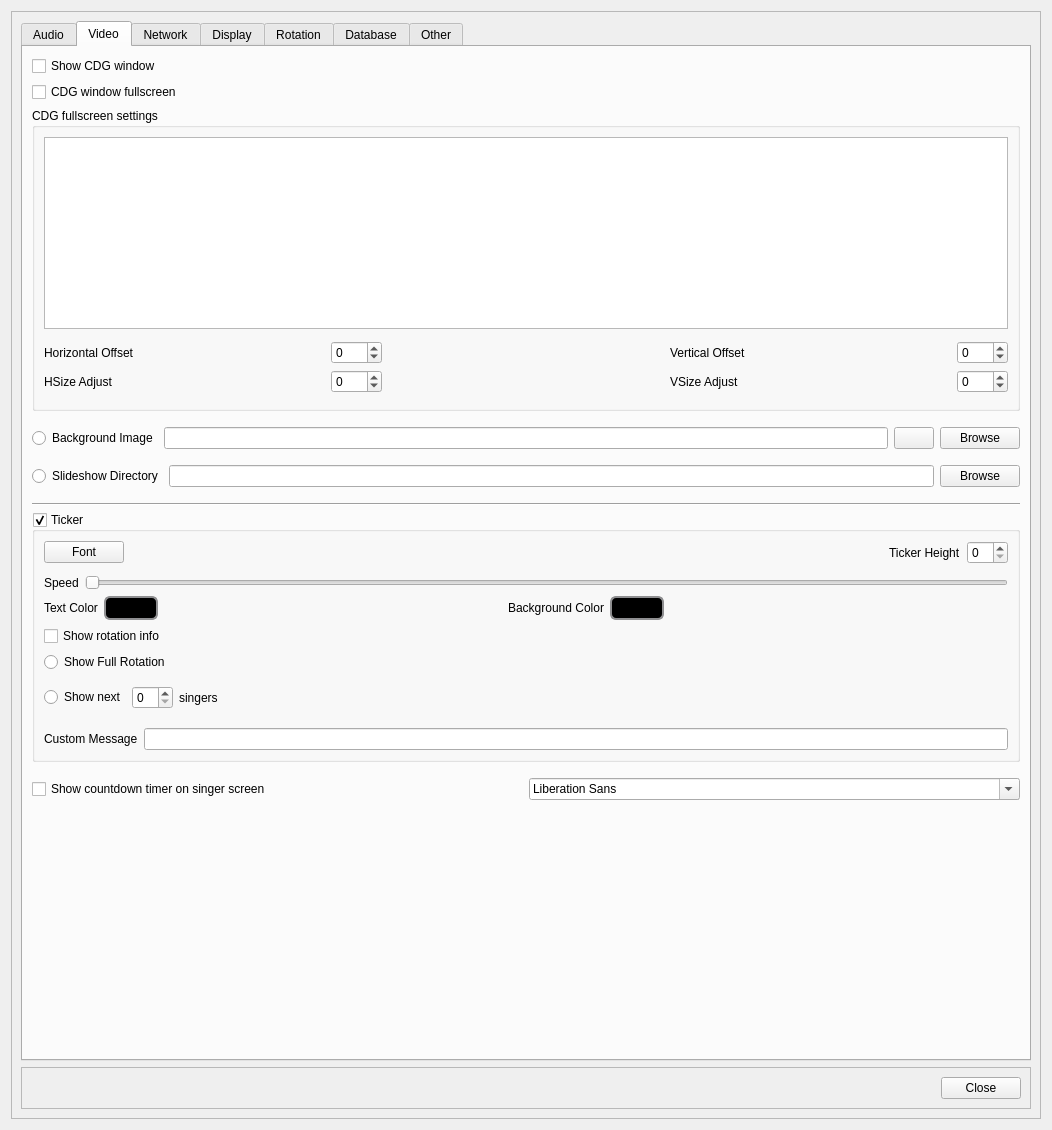
OpenKJ/OpenKJ, file OpenKJ/dlgsettings.ui: the form before one commit.
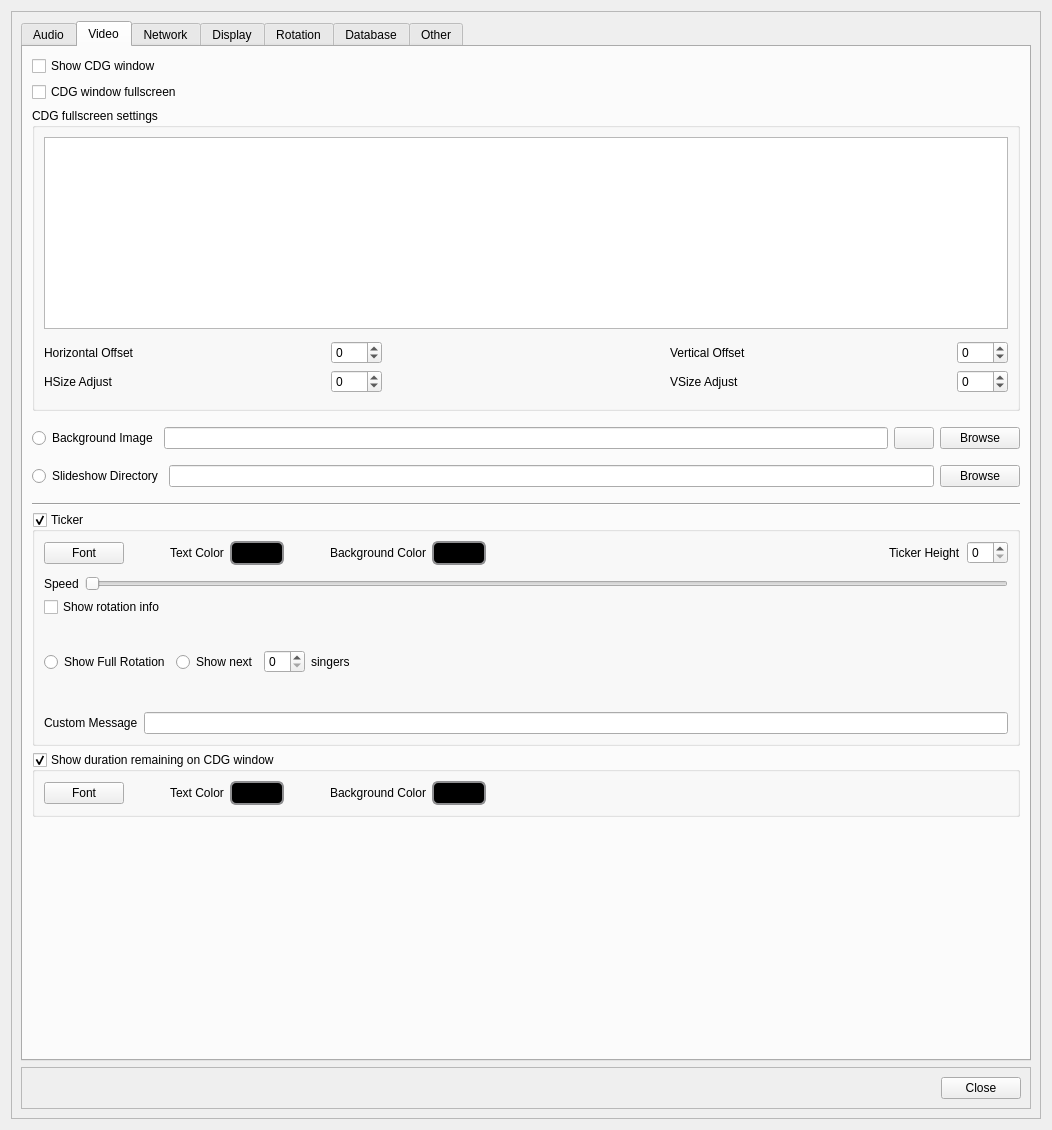
The form after the commit. Icons and pictures are not drawn.

Commit message: FR - Add optional remaining duration display on CDG window

Patch:
```diff
--- a/OpenKJ/dlgsettings.ui
+++ b/OpenKJ/dlgsettings.ui
@@ -504,6 +504,126 @@
                    <property name="orientation">
                     <enum>Qt::Horizontal</enum>
                    </property>
+                   <property name="sizeType">
+                    <enum>QSizePolicy::Fixed</enum>
+                   </property>
+                   <property name="sizeHint" stdset="0">
+                    <size>
+                     <width>40</width>
+                     <height>20</height>
+                    </size>
+                   </property>
+                  </spacer>
+                 </item>
+                 <item>
+                  <widget class="QLabel" name="label_3">
+                   <property name="text">
+                    <string>Text Color</string>
+                   </property>
+                  </widget>
+                 </item>
+                 <item>
+                  <widget class="QPushButton" name="pushButtonTextColor">
+                   <property name="styleSheet">
+                    <string notr="true">QPushButton {
+    border: 2px solid #8f8f91;
+    border-radius: 6px;
+    background-color: rgb(0,0,0);
+    min-width: 40px;
+    padding-left: 5px;
+    padding-right: 5px;
+    padding-top: 3px;
+    padding-bottom: 3px;
+}
+
+QPushButton:pressed {
+    background-color: rgb(0,0,0);
+}
+
+QPushButton:flat {
+    border: none; /* no border for a flat push button */
+}
+
+QPushButton:default {
+    border-color: navy; /* make the default button prominent */
+}</string>
+                   </property>
+                   <property name="text">
+                    <string/>
+                   </property>
+                   <property name="autoDefault">
+                    <bool>false</bool>
+                   </property>
+                   <property name="flat">
+                    <bool>false</bool>
+                   </property>
+                  </widget>
+                 </item>
+                 <item>
+                  <spacer name="horizontalSpacer_3">
+                   <property name="orientation">
+                    <enum>Qt::Horizontal</enum>
+                   </property>
+                   <property name="sizeType">
+                    <enum>QSizePolicy::Fixed</enum>
+                   </property>
+                   <property name="sizeHint" stdset="0">
+                    <size>
+                     <width>40</width>
+                     <height>20</height>
+                    </size>
+                   </property>
+                  </spacer>
+                 </item>
+                 <item>
+                  <widget class="QLabel" name="label_4">
+                   <property name="text">
+                    <string>Background Color</string>
+                   </property>
+                  </widget>
+                 </item>
+                 <item>
+                  <widget class="QPushButton" name="pushButtonBgColor">
+                   <property name="styleSheet">
+                    <string notr="true">QPushButton {
+    border: 2px solid #8f8f91;
+    border-radius: 6px;
+    background-color: rgb(0,0,0);
+    min-width: 40px;
+    padding-left: 5px;
+    padding-right: 5px;
+    padding-top: 3px;
+    padding-bottom: 3px;
+}
+
+QPushButton:pressed {
+    background-color: rgb(0,0,0);
+}
+
+QPushButton:flat {
+    border: none; /* no border for a flat push button */
+}
+
+QPushButton:default {
+    border-color: navy; /* make the default button prominent */
+}</string>
+                   </property>
+                   <property name="text">
+                    <string/>
+                   </property>
+                   <property name="autoDefault">
+                    <bool>false</bool>
+                   </property>
+                   <property name="flat">
+                    <bool>false</bool>
+                   </property>
+                  </widget>
+                 </item>
+                 <item>
+                  <spacer name="horizontalSpacer_4">
+                   <property name="orientation">
+                    <enum>Qt::Horizontal</enum>
+                   </property>
                    <property name="sizeHint" stdset="0">
                     <size>
                      <width>40</width>
@@ -557,127 +677,6 @@
                  </item>
                 </layout>
                </item>
-               <item>
-                <layout class="QHBoxLayout" name="horizontalLayout_6">
-                 <property name="topMargin">
-                  <number>0</number>
-                 </property>
-                 <item>
-                  <widget class="QLabel" name="label_3">
-                   <property name="text">
-                    <string>Text Color</string>
-                   </property>
-                  </widget>
-                 </item>
-                 <item>
-                  <widget class="QPushButton" name="pushButtonTextColor">
-                   <property name="styleSheet">
-                    <string notr="true">QPushButton {
-    border: 2px solid #8f8f91;
-    border-radius: 6px;
-    background-color: rgb(0,0,0);
-    min-width: 40px;
-    padding-left: 5px;
-    padding-right: 5px;
-    padding-top: 3px;
-    padding-bottom: 3px;
-}
-
-QPushButton:pressed {
-    background-color: rgb(0,0,0);
-}
-
-QPushButton:flat {
-    border: none; /* no border for a flat push button */
-}
-
-QPushButton:default {
-    border-color: navy; /* make the default button prominent */
-}</string>
-                   </property>
-                   <property name="text">
-                    <string/>
-                   </property>
-                   <property name="autoDefault">
-                    <bool>false</bool>
-                   </property>
-                   <property name="flat">
-                    <bool>false</bool>
-                   </property>
-                  </widget>
-                 </item>
-                 <item>
-                  <spacer name="horizontalSpacer_3">
-                   <property name="orientation">
-                    <enum>Qt::Horizontal</enum>
-                   </property>
-                   <property name="sizeHint" stdset="0">
-                    <size>
-                     <width>40</width>
-                     <height>20</height>
-                    </size>
-                   </property>
-                  </spacer>
-                 </item>
-                 <item>
-                  <widget class="QLabel" name="label_4">
-                   <property name="text">
-                    <string>Background Color</string>
-                   </property>
-                  </widget>
-                 </item>
-                 <item>
-                  <widget class="QPushButton" name="pushButtonBgColor">
-                   <property name="styleSheet">
-                    <string notr="true">QPushButton {
-    border: 2px solid #8f8f91;
-    border-radius: 6px;
-    background-color: rgb(0,0,0);
-    min-width: 40px;
-    padding-left: 5px;
-    padding-right: 5px;
-    padding-top: 3px;
-    padding-bottom: 3px;
-}
-
-QPushButton:pressed {
-    background-color: rgb(0,0,0);
-}
-
-QPushButton:flat {
-    border: none; /* no border for a flat push button */
-}
-
-QPushButton:default {
-    border-color: navy; /* make the default button prominent */
-}</string>
-                   </property>
-                   <property name="text">
-                    <string/>
-                   </property>
-                   <property name="autoDefault">
-                    <bool>false</bool>
-                   </property>
-                   <property name="flat">
-                    <bool>false</bool>
-                   </property>
-                  </widget>
-                 </item>
-                 <item>
-                  <spacer name="horizontalSpacer_4">
-                   <property name="orientation">
-                    <enum>Qt::Horizontal</enum>
-                   </property>
-                   <property name="sizeHint" stdset="0">
-                    <size>
-                     <width>40</width>
-                     <height>20</height>
-                    </size>
-                   </property>
-                  </spacer>
-                 </item>
-                </layout>
-               </item>
                <item>
                 <widget class="QCheckBox" name="cbxTickerShowRotationInfo">
                  <property name="text">
@@ -685,13 +684,6 @@
                  </property>
                 </widget>
                </item>
-               <item>
-                <widget class="QRadioButton" name="radioButtonFullRotation">
-                 <property name="text">
-                  <string>Show Full Rotation</string>
-                 </property>
-                </widget>
-               </item>
                <item>
                 <layout class="QHBoxLayout" name="horizontalLayout_7">
                  <property name="spacing">
@@ -700,6 +692,13 @@
                  <property name="topMargin">
                   <number>0</number>
                  </property>
+                 <item>
+                  <widget class="QRadioButton" name="radioButtonFullRotation">
+                   <property name="text">
+                    <string>Show Full Rotation</string>
+                   </property>
+                  </widget>
+                 </item>
                  <item>
                   <widget class="QRadioButton" name="radioButtonPartialRotation">
                    <property name="text">
@@ -757,21 +756,150 @@
              </widget>
             </item>
             <item>
-             <layout class="QHBoxLayout" name="horizontalLayout_21">
-              <property name="topMargin">
-               <number>10</number>
+             <widget class="QGroupBox" name="groupBoxShowDuration">
+              <property name="sizePolicy">
+               <sizepolicy hsizetype="Preferred" vsizetype="Preferred">
+                <horstretch>0</horstretch>
+                <verstretch>0</verstretch>
+               </sizepolicy>
               </property>
-              <item>
-               <widget class="QCheckBox" name="cbxShowCountdown">
-                <property name="text">
-                 <string>Show countdown timer on singer screen</string>
-                </property>
-               </widget>
-              </item>
-              <item>
-               <widget class="QFontComboBox" name="fontComboBox_2"/>
-              </item>
-             </layout>
+              <property name="title">
+               <string>Show duration remaining on CDG window</string>
+              </property>
+              <property name="checkable">
+               <bool>true</bool>
+              </property>
+              <layout class="QHBoxLayout" name="horizontalLayout_6">
+               <item>
+                <widget class="QPushButton" name="btnDurationFont">
+                 <property name="text">
+                  <string>Font</string>
+                 </property>
+                </widget>
+               </item>
+               <item>
+                <spacer name="horizontalSpacer_15">
+                 <property name="orientation">
+                  <enum>Qt::Horizontal</enum>
+                 </property>
+                 <property name="sizeType">
+                  <enum>QSizePolicy::Fixed</enum>
+                 </property>
+                 <property name="sizeHint" stdset="0">
+                  <size>
+                   <width>40</width>
+                   <height>20</height>
+                  </size>
+                 </property>
+                </spacer>
+               </item>
+               <item>
+                <widget class="QLabel" name="label_31">
+                 <property name="text">
+                  <string>Text Color</string>
+                 </property>
+                </widget>
+               </item>
+               <item>
+                <widget class="QPushButton" name="btnDurationFontColor">
+                 <property name="styleSheet">
+                  <string notr="true">QPushButton {
+    border: 2px solid #8f8f91;
+    border-radius: 6px;
+    background-color: rgb(0,0,0);
+    min-width: 40px;
+    padding-left: 5px;
+    padding-right: 5px;
+    padding-top: 3px;
+    padding-bottom: 3px;
+}
+
+QPushButton:pressed {
+    background-color: rgb(0,0,0);
+}
+
+QPushButton:flat {
+    border: none; /* no border for a flat push button */
+}
+
+QPushButton:default {
+    border-color: navy; /* make the default button prominent */
+}</string>
+                 </property>
+                 <property name="text">
+                  <string/>
+                 </property>
+                </widget>
+               </item>
+               <item>
+                <spacer name="horizontalSpacer_16">
+                 <property name="orientation">
+                  <enum>Qt::Horizontal</enum>
+                 </property>
+                 <property name="sizeType">
+                  <enum>QSizePolicy::Fixed</enum>
+                 </property>
+                 <property name="sizeHint" stdset="0">
+                  <size>
+                   <width>40</width>
+                   <height>20</height>
+                  </size>
+                 </property>
+                </spacer>
+               </item>
+               <item>
+                <widget class="QLabel" name="label_32">
+                 <property name="text">
+                  <string>Background Color</string>
+                 </property>
+                </widget>
+               </item>
+               <item>
+                <widget class="QPushButton" name="btnDurationBgColor">
+                 <property name="styleSheet">
+                  <string notr="true">QPushButton {
+    border: 2px solid #8f8f91;
+    border-radius: 6px;
+    background-color: rgb(0,0,0);
+    min-width: 40px;
+    padding-left: 5px;
+    padding-right: 5px;
+    padding-top: 3px;
+    padding-bottom: 3px;
+}
+
+QPushButton:pressed {
+    background-color: rgb(0,0,0);
+}
+
+QPushButton:flat {
+    border: none; /* no border for a flat push button */
+}
+
+QPushButton:default {
+    border-color: navy; /* make the default button prominent */
+}</string>
+                 </property>
+                 <property name="text">
+                  <string/>
+                 </property>
+                </widget>
+               </item>
+               <item>
+                <spacer name="horizontalSpacer_17">
+                 <property name="orientation">
+                  <enum>Qt::Horizontal</enum>
+                 </property>
+                 <property name="sizeHint" stdset="0">
+                  <size>
+                   <width>40</width>
+                   <height>20</height>
+                  </size>
+                 </property>
+                </spacer>
+               </item>
+              </layout>
+             </widget>
             </item>
             <item>
              <spacer name="verticalSpacer_4">
```
The commit also changes 16 other files.
